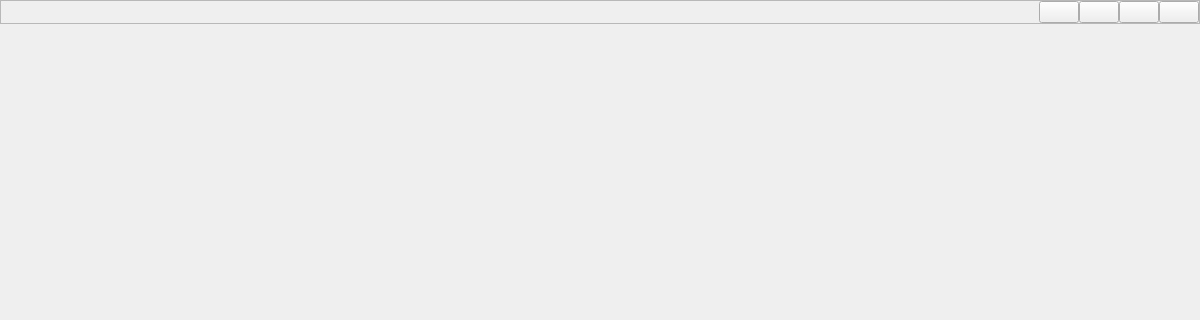
First picture: the form in src/gui/main.ui, repository LaM0uette/PySide6_Blank_Project_demo, before the edit; both pictures show x 0 to 1200 and y 0 to 320 of the 1200 by 750 pixel window.
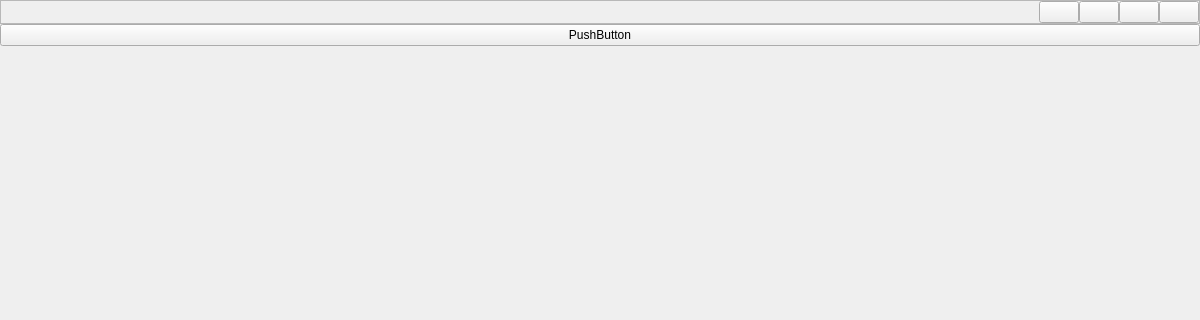
Second picture: the form after the edit.

The edit to the form file:
```diff
--- a/src/gui/main.ui
+++ b/src/gui/main.ui
@@ -106,7 +106,7 @@
      </layout>
     </widget>
    </item>
-   <item row="1" column="0">
+   <item row="2" column="0">
     <spacer name="verticalSpacer">
      <property name="orientation">
       <enum>Qt::Vertical</enum>
@@ -119,6 +119,13 @@
      </property>
     </spacer>
    </item>
+   <item row="1" column="0">
+    <widget class="QPushButton" name="pushButton">
+     <property name="text">
+      <string>PushButton</string>
+     </property>
+    </widget>
+   </item>
   </layout>
  </widget>
  <resources/>
```
